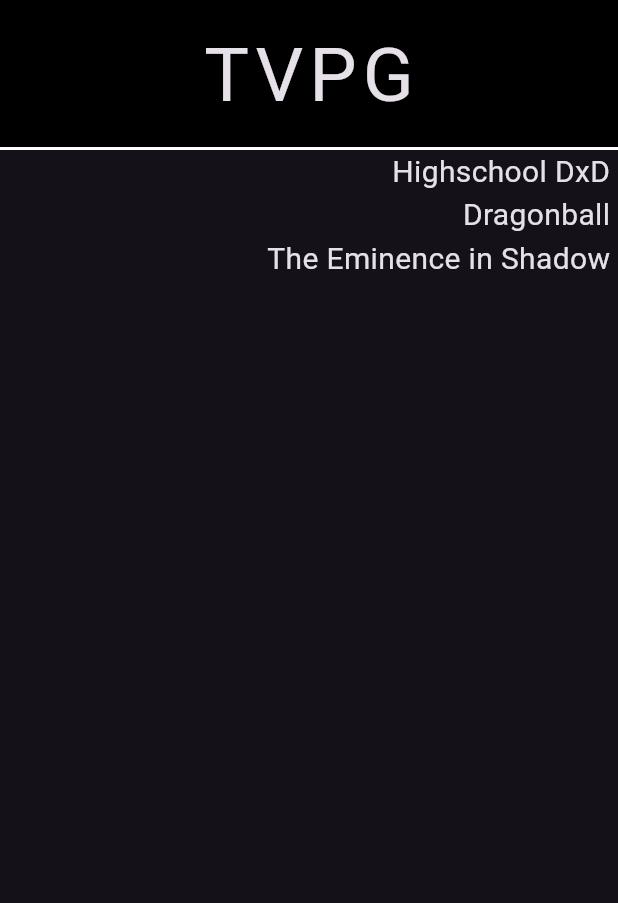
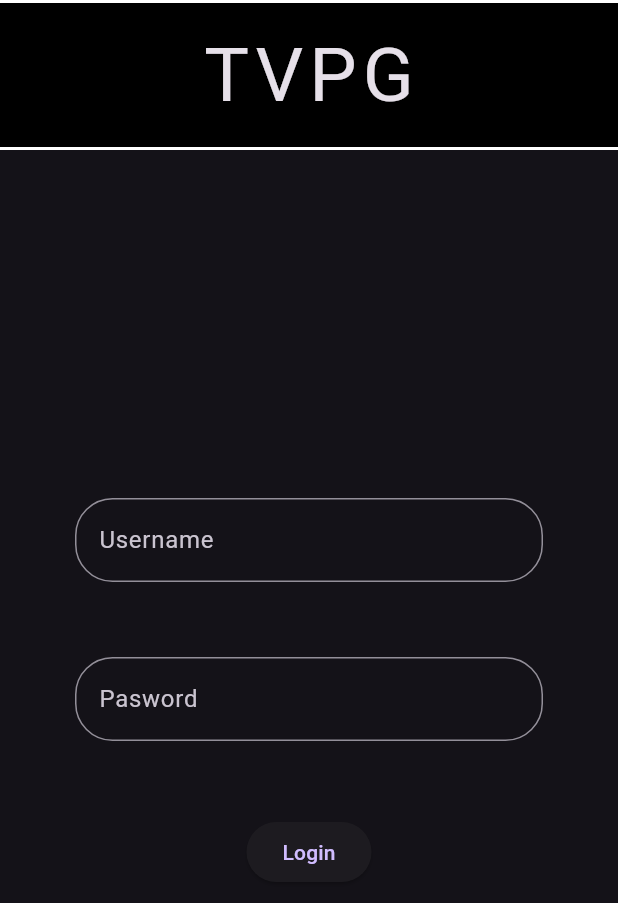
Before and after one commit to fabianStro/Project_ATVPG, a Flutter app: the screen it shows after launch, on a phone screen of 412 x 824 dp. Shown: the top 903 px of the screen. Run offline on Flutter 3.47's test engine with Material 3 defaults, Android fonts, the phone set to English and light mode, and no system bars.

Commit message:
First Projekt Push

```diff
--- a/lib/main.dart
+++ b/lib/main.dart
@@ -9,8 +9,6 @@ void main() {
 class MyApp extends StatelessWidget {
   MyApp({super.key});
 
-  final List<String> title = ['Highschool DxD\t', 'Dragonball\t', 'The Eminence in Shadow\t'];
-
   @override
   Widget build(BuildContext context) {
     return MaterialApp(
@@ -18,40 +16,40 @@ class MyApp extends StatelessWidget {
       home: Scaffold(
         appBar: AppBar(
           toolbarHeight: 100.0,
-          shape: Border(bottom: BorderSide(color: Colors.white, width: 2.0)),
+          shape: Border(
+            bottom: BorderSide(color: Colors.white, width: 2.0),
+            top: BorderSide(color: Colors.white, width: 2.0),
+          ),
           backgroundColor: Colors.black,
           centerTitle: true,
           title: Text('TVPG', style: TextStyle(fontSize: 50.0, letterSpacing: 4.0)),
         ), // AppBar
         body: SafeArea(
-          child: SizedBox(
-            width: double.infinity,
-            height: double.infinity,
+          child: Padding(
+            padding: const EdgeInsets.only(left: 50.0, right: 50.0),
             child: Column(
-              //mainAxisSize: MainAxisSize.max,
-              mainAxisAlignment: MainAxisAlignment.start,
-              crossAxisAlignment: CrossAxisAlignment.end,
+              spacing: 50.0,
+              mainAxisAlignment: MainAxisAlignment.center,
+              crossAxisAlignment: CrossAxisAlignment.center,
               children: [
-                BroadcastTitle(text: title[0], style: 'size'),
-                BroadcastTitle(text: title[1], style: 'size'),
-                BroadcastTitle(text: title[2], style: 'size'),
+                TextField(
+                  decoration: InputDecoration(
+                    border: OutlineInputBorder(borderRadius: BorderRadius.circular(25.0)),
+                    labelText: 'Username',
+                  ), // InputDecoration
+                ), // TextField
+                TextField(
+                  decoration: InputDecoration(
+                    border: OutlineInputBorder(borderRadius: BorderRadius.circular(25.0)),
+                    labelText: 'Pasword',
+                  ), // InputDeecoration
+                ), // TextField
+                ElevatedButton(onPressed: () {}, child: Text('Login')),
               ], // Children
             ), // Column
-          ), // SizedBox
+          ), // Padding
         ), // SafeArea
       ), // Scaffold
     ); // MaterialApp
   }
 }
-
-class BroadcastTitle extends StatelessWidget {
-  const BroadcastTitle({super.key, this.text, this.style});
-
-  final String? text;
-  final String? style;
-
-  @override
-  Widget build(BuildContext context) {
-    return Text(text ?? 'None', style: TextStyle(fontSize: 20.0));
-  }
-}
```
